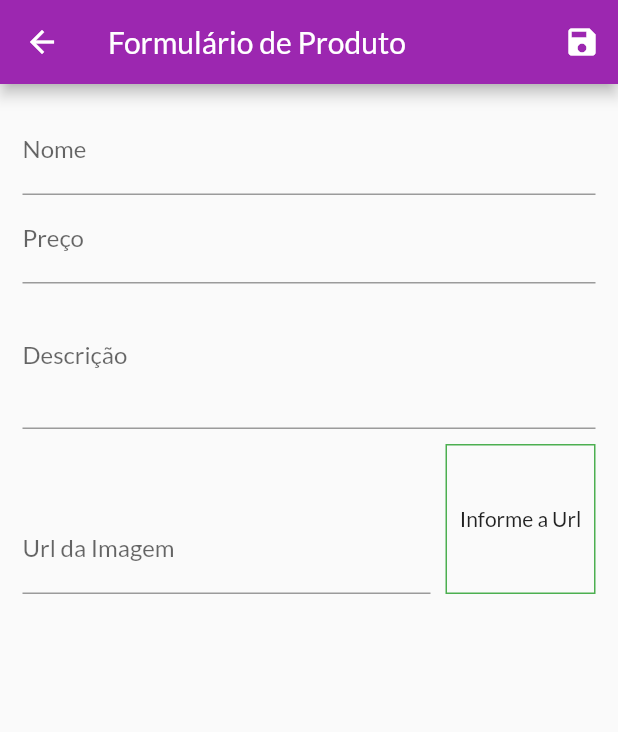
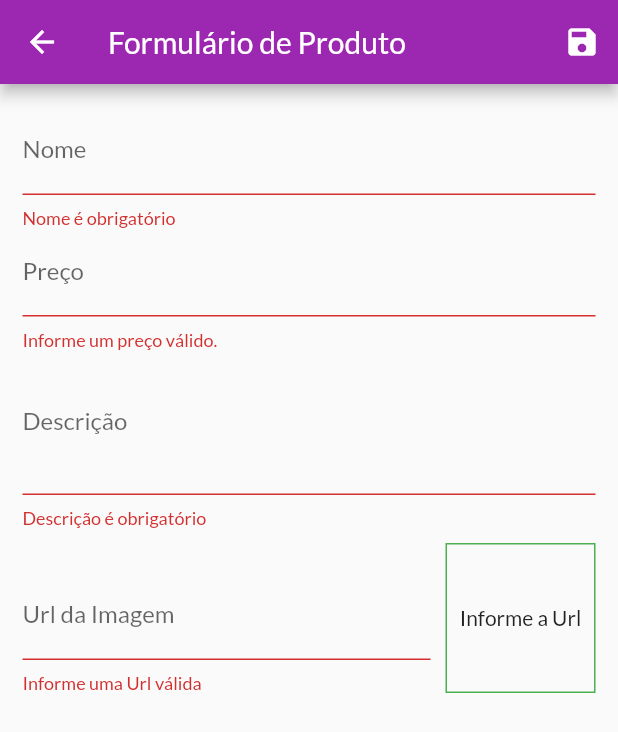
Before and after one commit to Rafa2266/shop-app-flutter, a Flutter app: the ProductFormPage screen opened by its route, after a tap on the "save" icon, on a phone screen of 412 x 824 dp. Shown: the top 732 px of the screen. Run offline on Flutter 3.47's test engine with Material 2 defaults, Android fonts, the phone set to English and light mode, and no system bars; network calls fail.

```diff
--- a/lib/pages/product_form_page.dart
+++ b/lib/pages/product_form_page.dart
@@ -1,8 +1,7 @@
-import 'dart:ffi';
-import 'dart:math';
-
 import 'package:flutter/material.dart';
+import 'package:provider/provider.dart';
 import 'package:shop/models/product.dart';
+import 'package:shop/models/product_list.dart';
 
 class ProductFormPage extends StatefulWidget {
   const ProductFormPage({super.key});
@@ -26,6 +25,24 @@ class _ProductFormPageState extends State<ProductFormPage> {
   }
 
   @override
+  void didChangeDependencies() {
+    // TODO: implement didChangeDependencies
+    super.didChangeDependencies();
+    if (_formData.isEmpty) {
+      final arg = ModalRoute.of(context)?.settings.arguments;
+      if (arg != null) {
+        final product = arg as Product;
+        _formData['id'] = product.id;
+        _formData['name'] = product.name;
+        _formData['price'] = product.price.toString();
+        _formData['description'] = product.description;
+        _formData['imageUrl'] = product.imageUrl;
+        _imageUrlController.text = product.imageUrl;
+      }
+    }
+  }
+
+  @override
   void dispose() {
     super.dispose();
     _priceFocus.dispose();
@@ -38,19 +55,22 @@ class _ProductFormPageState extends State<ProductFormPage> {
     setState(() {});
   }
 
+  bool isValidImageUrl(String url) {
+    bool isValidUrl = Uri.tryParse(url)?.hasAbsolutePath ?? false;
+    bool endsWithFile = url.toLowerCase().endsWith('.jpg') ||
+        url.toLowerCase().endsWith('.png') ||
+        url.toLowerCase().endsWith('.jpeg');
+    return isValidUrl && endsWithFile;
+  }
+
   void _submitForm() {
+    final isValid = _formKey.currentState?.validate() ?? false;
+    if (isValid) {
       _formKey.currentState?.save();
-    final newProduct = Product(
-        id: Random().nextDouble().toString(),
-        name: _formData['name'] as String,
-        description: _formData['description'] as String,
-        price: _formData['price'] as double,
-        imageUrl: _formData['imageUrl'] as String);
-    print(newProduct.id);
-    print(newProduct.name);
-    print(newProduct.description);
-    print(newProduct.price);
-    print(newProduct.imageUrl);
+
+      Provider.of<ProductList>(context, listen: false).saveProduct(_formData);
+      Navigator.of(context).pop();
+    }
   }
 
   @override
@@ -69,14 +89,26 @@ class _ProductFormPageState extends State<ProductFormPage> {
           child: ListView(
             children: [
               TextFormField(
+                initialValue: _formData['name']?.toString(),
                 decoration: const InputDecoration(labelText: 'Nome'),
                 textInputAction: TextInputAction.next,
                 onFieldSubmitted: (_) {
                   FocusScope.of(context).requestFocus(_priceFocus);
                 },
                 onSaved: (name) => _formData['name'] = name ?? '',
+                validator: (_name) {
+                  final name = _name ?? '';
+                  if (name.trim().isEmpty) {
+                    return "Nome é obrigatório";
+                  }
+                  if (name.trim().length < 3) {
+                    return "Nome precisa de no mínimo de três letras.";
+                  }
+                  return null;
+                },
               ),
               TextFormField(
+                initialValue: _formData['price']?.toString(),
                 decoration: const InputDecoration(labelText: 'Preço'),
                 focusNode: _priceFocus,
                 keyboardType:
@@ -86,14 +118,34 @@ class _ProductFormPageState extends State<ProductFormPage> {
                 },
                 onSaved: (price) =>
                     _formData['price'] = double.parse(price ?? "0"),
+                validator: (_price) {
+                  final priceString = _price ?? '';
+                  final price = double.tryParse(priceString) ?? -1;
+                  if (price <= 0) {
+                    return 'Informe um preço válido.';
+                  }
+                  return null;
+                },
               ),
               TextFormField(
+                initialValue: _formData['description']?.toString(),
                 decoration: const InputDecoration(labelText: 'Descrição'),
                 focusNode: _descriptionFocus,
                 keyboardType: TextInputType.multiline,
                 maxLines: 3,
                 onSaved: (description) =>
-                      _formData['description'] = description ?? ''),
+                    _formData['description'] = description ?? '',
+                validator: (_description) {
+                  final description = _description ?? '';
+                  if (description.trim().isEmpty) {
+                    return "Descrição é obrigatório";
+                  }
+                  if (description.trim().length < 10) {
+                    return "Descrição precisa de no mínimo de dez letras.";
+                  }
+                  return null;
+                },
+              ),
               Row(
                 crossAxisAlignment: CrossAxisAlignment.end,
                 children: [
@@ -107,7 +159,15 @@ class _ProductFormPageState extends State<ProductFormPage> {
                       textInputAction: TextInputAction.done,
                       onFieldSubmitted: (_) => _submitForm(),
                       onSaved: (imageUrl) =>
-                            _formData['imageUrl'] = imageUrl ?? ''),
+                          _formData['imageUrl'] = imageUrl ?? '',
+                      validator: (_imageUrl) {
+                        final imageUrl = _imageUrl ?? '';
+                        if (!isValidImageUrl(imageUrl)) {
+                          return 'Informe uma Url válida';
+                        }
+                        return null;
+                      },
+                    ),
                   ),
                   Container(
                     height: 100,
```
Also changed, not shown: lib/component/product_item.dart (+31 -2 lines), lib/models/product_list.dart (+33 -0 lines). Lines whose indentation alone changed are shown as unchanged.
